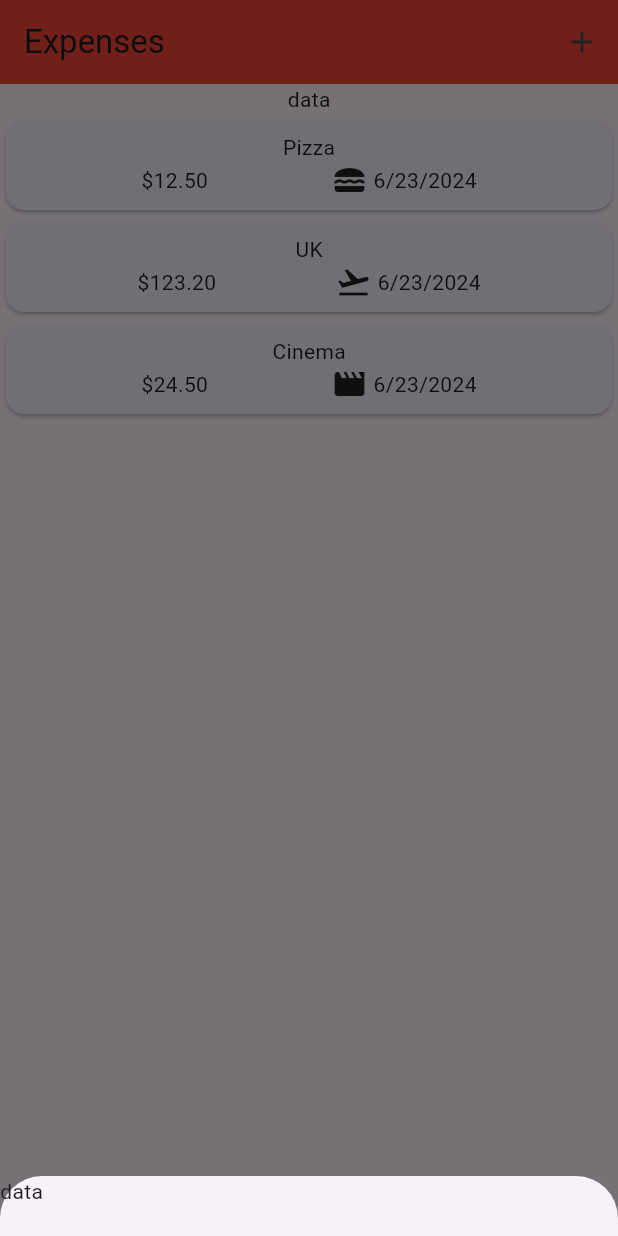
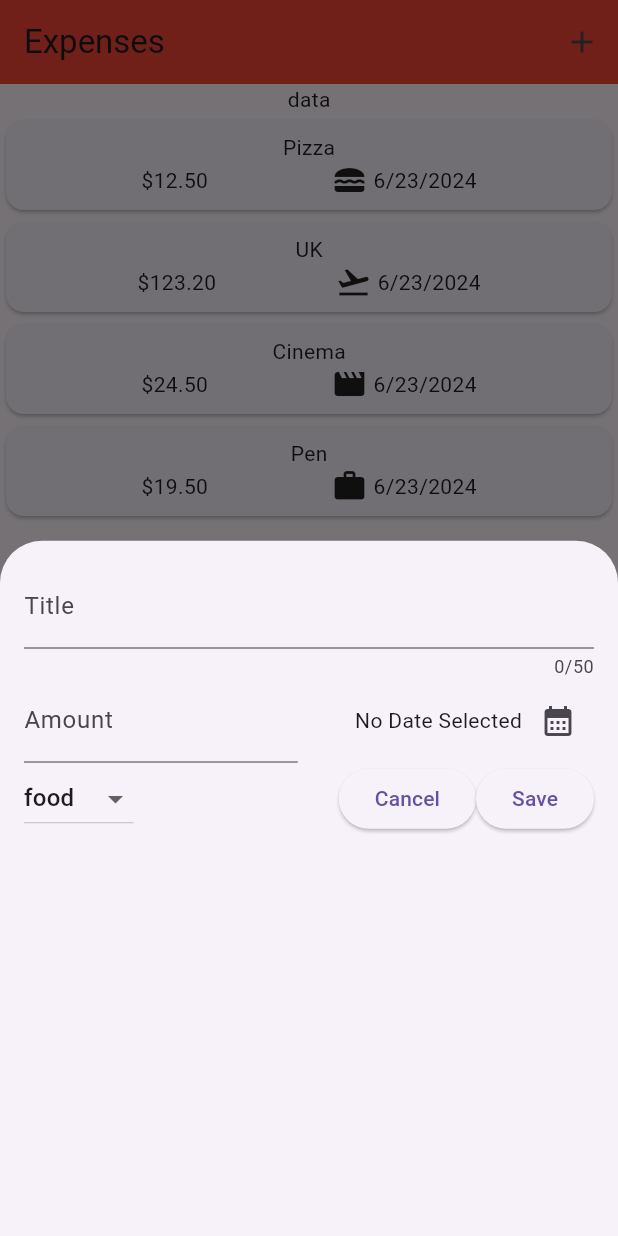
Before and after one commit to AhmedJawad99/Expenses-App, a Flutter app: the screen it shows after launch, after a tap on the "add" icon, on a phone screen of 412 x 824 dp. Run offline on Flutter 3.47's test engine with Material 3 defaults, Android fonts, the phone set to English and light mode, and no system bars.

Commit message:
new widgets

```diff
--- a/lib/widgets/expenses.dart
+++ b/lib/widgets/expenses.dart
@@ -1,5 +1,6 @@
 import 'package:app01/models/expense.dart';
 import 'package:app01/widgets/expanses_list/expanses_list.dart';
+import 'package:app01/widgets/new_expense.dart';
 import 'package:flutter/material.dart';
 
 class Expenses extends StatefulWidget {
@@ -26,6 +27,11 @@ class _ExpensesState extends State<Expenses> {
         title: 'Cinema',
         amount: 24.5,
         date: DateTime.now()),
+    Expense(
+        category: Category.work,
+        title: 'Pen',
+        amount: 19.5,
+        date: DateTime.now()),
   ];
   @override
   Widget build(BuildContext context) {
@@ -39,11 +45,7 @@ class _ExpensesState extends State<Expenses> {
                 showModalBottomSheet(
                     context: context,
                     builder: (C) {
-                      return const SizedBox(
-                        height: 40,
-                        width: double.infinity,
-                        child: Text("data"),
-                      );
+                      return NewExpense();
                     });
               },
               icon: Icon(Icons.add))
--- /dev/null
+++ b/lib/widgets/new_expense.dart
@@ -0,0 +1,141 @@
+import 'dart:developer';
+
+import 'package:flutter/material.dart';
+import 'package:intl/intl.dart';
+
+import '../models/expense.dart';
+
+class NewExpense extends StatefulWidget {
+  const NewExpense({super.key});
+
+  @override
+  State<NewExpense> createState() => _NewExpenseState();
+}
+
+class _NewExpenseState extends State<NewExpense> {
+  final TextEditingController _titleController = TextEditingController();
+  final TextEditingController _amountController = TextEditingController();
+  final formatter = DateFormat.yMd();
+  DateTime? _selectedDate;
+  Category _SelectedCategory = Category.food;
+
+  @override
+  void dispose() {
+    // used to kill the controller after leaving the page
+    super.dispose();
+    _titleController.dispose();
+    _amountController.dispose();
+  }
+
+  @override
+  Widget build(BuildContext context) {
+    return Padding(
+      padding: EdgeInsets.all(16.0),
+      child: Column(
+        children: [
+          TextField(
+            controller: _titleController,
+            maxLength: 50,
+            decoration: InputDecoration(label: Text('Title')),
+          ),
+          Row(
+            children: [
+              Expanded(
+                child: TextField(
+                  controller: _amountController,
+                  keyboardType: TextInputType.number,
+                  decoration: const InputDecoration(
+                      label: Text('Amount'), prefixText: '\$'),
+                ),
+              ),
+              SizedBox(
+                width: 15,
+              ),
+              Expanded(
+                  child: Row(
+                mainAxisAlignment: MainAxisAlignment.end,
+                crossAxisAlignment: CrossAxisAlignment.center,
+                children: [
+                  Text(
+                    _selectedDate == null
+                        ? "No Date Selected"
+                        : formatter.format(_selectedDate!),
+                  ),
+                  IconButton(
+                      onPressed: () async {
+                        final now = DateTime.now();
+                        final firstDate =
+                            DateTime(now.year - 1, now.month, now.day);
+                        final DateTime? pickedDate = await showDatePicker(
+                            context: context,
+                            initialDate: now,
+                            firstDate: firstDate,
+                            lastDate: now);
+                        setState(() {
+                          _selectedDate = pickedDate;
+                        });
+                      },
+                      icon: Icon(Icons.calendar_month))
+                ],
+              ))
+            ],
+          ),
+          Row(
+            children: [
+              DropdownButton(
+                  value: _SelectedCategory,
+                  items: Category.values.map((e) {
+                    return DropdownMenuItem(
+                      child: Text(e.name),
+                      value: e,
+                    );
+                  }).toList(),
+                  onChanged: (newCat) {
+                    if (newCat == null) {
+                      return;
+                    }
+                    setState(() {
+                      _SelectedCategory = newCat;
+                    });
+                  }),
+              const Spacer(),
+              ElevatedButton(
+                  onPressed: () {
+                    Navigator.pop(context);
+                  },
+                  child: const Text("Cancel")),
+              ElevatedButton(
+                  onPressed: () {
+                    final enterdAmount =
+                        double.tryParse(_amountController.text);
+                    final bool amountIsInvalid =
+                        enterdAmount == null || enterdAmount <= 0;
+                    //const snackBar = SnackBar(content: Text('Erro'));
+                    //trim() to cut the spaces
+                    if (_titleController.text.trim().isEmpty ||
+                        amountIsInvalid ||
+                        _selectedDate == null) {
+                      //ScaffoldMessenger.of(context).showSnackBar(snackBar);
+                      showDialog(
+                          context: context,
+                          builder: (ctx) {
+                            return AlertDialog(
+                              title: const Text('Error'),
+                              content: const Text("error"),
+                              actions: [
+                                TextButton(
+                                    onPressed: () => Navigator.pop(ctx),
+                                    child: const Text('OK')),
+                              ],
+                            );
+                          });
+                    }
+                  },
+                  child: const Text("Save"))
+            ],
+          )
+        ],
+      ),
+    );
+  }
+}
```
